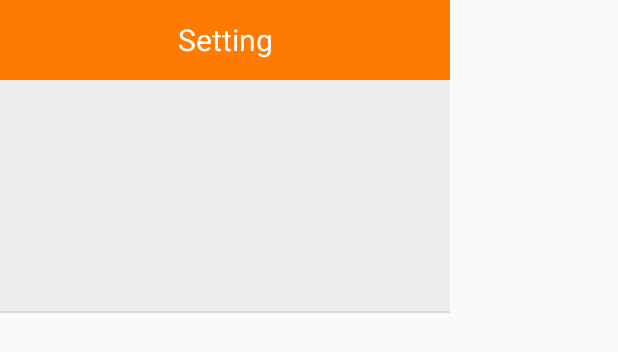
After one commit to hyun-sa/WAGDEV_heromancer, an Android app: the layout activity_setting.xml on its own in the app's theme, with its tools: preview values and no code run, on a phone screen of 412 x 824 dp. The commit adds this screen. Shown: the top 352 px of the screen. Run offline under Robolectric (Android 15) with nearby library versions, the phone set to English and light mode, and no system bars.

Commit message:
Main Update v1.1
Setting 부분 팝업으로 띄우는거 추가함

```diff
--- a/app/src/main/AndroidManifest.xml
+++ b/app/src/main/AndroidManifest.xml
@@ -9,6 +9,7 @@
         android:roundIcon="@mipmap/ic_launcher_round"
         android:supportsRtl="true"
         android:theme="@style/AppTheme">
+        <activity android:name=".Setting" android:theme="@style/Theme.AppCompat.Dialog"></activity>
         <activity android:name=".MainActivity">
             <intent-filter>
                 <action android:name="android.intent.action.MAIN" />
--- a/app/src/main/res/layout/activity_main.xml
+++ b/app/src/main/res/layout/activity_main.xml
@@ -44,12 +44,14 @@
             android:layout_width="0dp"
             android:layout_height="wrap_content"
             android:layout_weight="0.1"/>
+
         <Button
             android:id="@+id/button1"
             android:layout_width="155dp"
             android:layout_height="78dp"
-            android:textSize="20dp"
-            android:text="설정" />
+            android:onClick="ClicktoSetting"
+            android:text="설정"
+            android:textSize="20dp" />
         <View
             android:layout_width="0dp"
             android:layout_height="wrap_content"
--- /dev/null
+++ b/app/src/main/res/layout/activity_setting.xml
@@ -0,0 +1,50 @@
+<?xml version="1.0" encoding="utf-8"?>
+<LinearLayout xmlns:android="http://schemas.android.com/apk/res/android"
+    android:background="#eeeeee"
+    android:orientation="vertical"
+    android:layout_width="300dp"
+    android:layout_height="wrap_content">
+
+    <!-- 타이틀바 -->
+    <LinearLayout
+        android:orientation="horizontal"
+        android:layout_width="match_parent"
+        android:layout_height="wrap_content">
+        <TextView
+            android:text="Setting"
+            android:textSize="20sp"
+            android:textColor="#fff"
+            android:gravity="center"
+            android:background="#ff7a00"
+            android:layout_width="match_parent"
+            android:layout_height="53dp" />
+    </LinearLayout>
+    <!-- //end 타이틀바 -->
+
+    <!-- Notice -->
+    <LinearLayout
+        android:layout_width="match_parent"
+        android:layout_height="154dp"
+        android:orientation="vertical"
+        android:padding="24dp">
+
+        <TextView
+            android:id="@+id/txtText"
+            android:layout_width="match_parent"
+            android:layout_height="wrap_content"
+            android:layout_marginBottom="3dp"
+            android:alpha="0.87"
+            android:gravity="center"
+            android:textColor="#000"
+            android:textSize="15sp" />
+    </LinearLayout>
+    <!-- Notice -->
+
+    <View
+        android:background="#66bdbdbd"
+        android:layout_width="match_parent"
+        android:layout_height="1dp" />
+
+    <!-- 닫기 버튼 -->
+    <!--// 닫기 버튼 -->
+</LinearLayout>
--- /dev/null
+++ b/app/src/main/res/values/set_array.xml
@@ -0,0 +1,2 @@
+<?xml version="1.0" encoding="utf-8"?>
+<resources></resources>
--- a/app/src/main/res/values/strings.xml
+++ b/app/src/main/res/values/strings.xml
@@ -1,8 +1,8 @@
 <resources>
-    <string name="app_name">My Application</string>
+    <string name="app_name">Heromancer</string>
     <string name="title_activity_sub">SubActivity</string>
 
-    <string-array name = "LAN">
+    <string-array name="LAN">
         <item>"새로시작"</item>
         <item>"이어하기"</item>
     </string-array>
```
Also changed, not shown: app/src/main/java/com/yupodong/heromancer/MainActivity.java (+8 -0 lines), app/src/main/java/com/yupodong/heromancer/Setting.java (added, +33 -0 lines).
